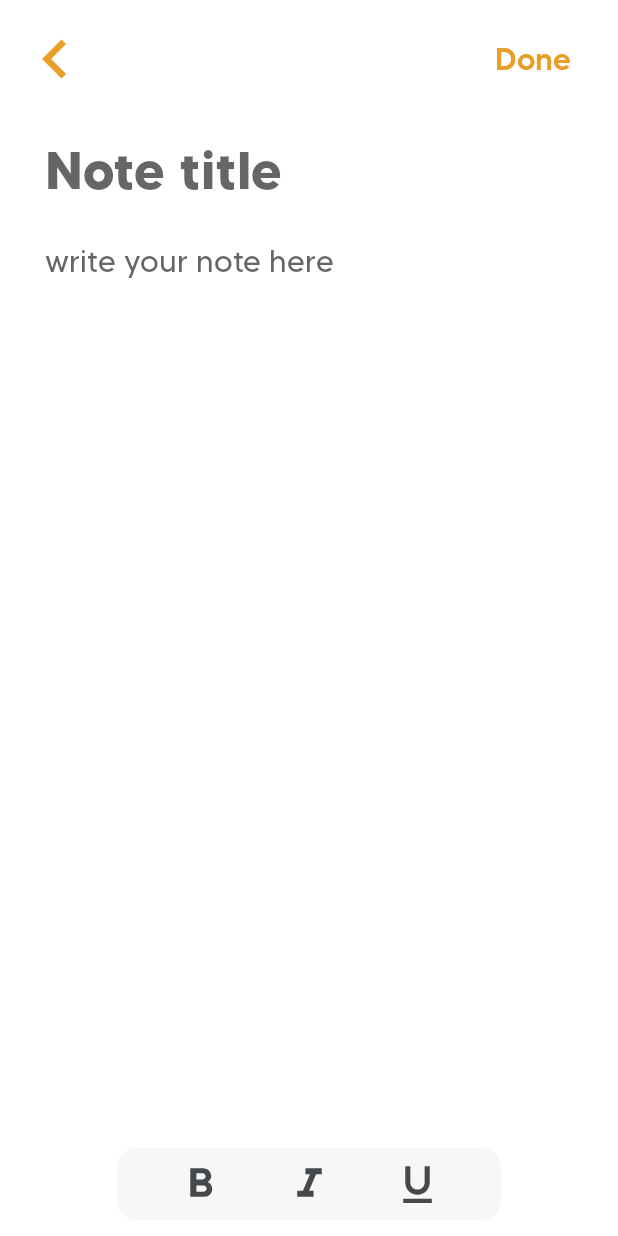
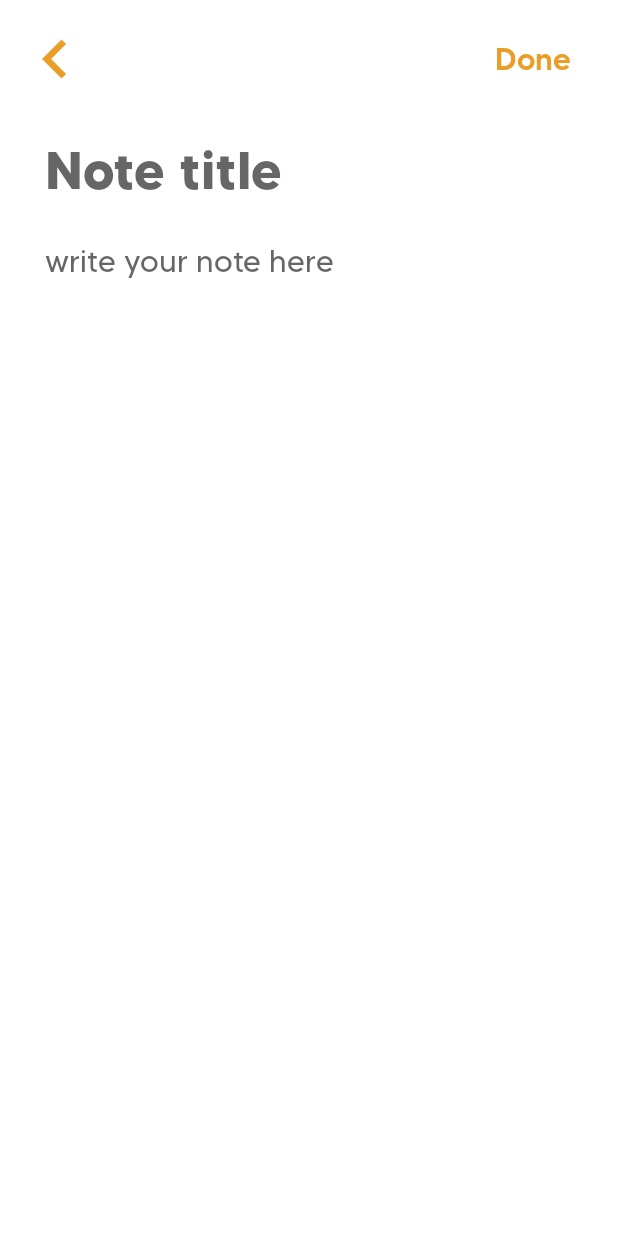
Before and after one commit to kubixDev/Noteify, an Android app: the NoteEditorActivity screen opened directly, with no data from a screen before it, on a phone screen of 412 x 824 dp. Run offline under Robolectric (Android 15) with nearby library versions, the phone set to English and light mode, and no system bars; our stand-ins replace sdp/ssp sizes.

Commit message:
refactored code

```diff
--- a/app/src/main/AndroidManifest.xml
+++ b/app/src/main/AndroidManifest.xml
@@ -1,6 +1,6 @@
 <?xml version="1.0" encoding="utf-8"?>
 <manifest xmlns:android="http://schemas.android.com/apk/res/android"
-    package="com.kubixdev.notepad">
+    package="com.kubixdev.noteify">
 
     <application
         android:allowBackup="true"
@@ -9,12 +9,12 @@
         android:roundIcon="@mipmap/ic_launcher_round"
         android:supportsRtl="true"
         android:theme="@style/Theme.Notepad">
-        <activity android:name=".activities.NoteEditorActivity"
+        <activity android:name="com.kubixdev.noteify.activities.NoteEditorActivity"
             android:windowSoftInputMode="stateHidden"
             android:screenOrientation="portrait"
         />
 
-        <activity android:name=".activities.MainActivity"
+        <activity android:name="com.kubixdev.noteify.activities.MainActivity"
             android:windowSoftInputMode="stateHidden"
             android:screenOrientation="portrait" >
 
--- a/app/src/main/java/com/kubixdev/notepad/activities/NoteEditorActivity.java
+++ b/app/src/main/java/com/kubixdev/noteify/activities/NoteEditorActivity.java
@@ -1,4 +1,4 @@
-package com.kubixdev.notepad.activities;
+package com.kubixdev.noteify.activities;
 
 import androidx.appcompat.app.AppCompatActivity;
 
@@ -19,9 +19,9 @@ import android.widget.ImageView;
 import android.widget.TextView;
 import android.widget.Toast;
 
-import com.kubixdev.notepad.R;
-import com.kubixdev.notepad.database.NotepadDatabase;
-import com.kubixdev.notepad.entities.NoteEntity;
+import com.kubixdev.noteify.R;
+import com.kubixdev.noteify.database.NotepadDatabase;
+import com.kubixdev.noteify.entities.NoteEntity;
 
 public class NoteEditorActivity extends AppCompatActivity {
 
@@ -63,40 +63,43 @@ public class NoteEditorActivity extends AppCompatActivity {
         });
 
 
-        // przycisk bold
-        ImageView buttonBold = findViewById(R.id.buttonBold);
-        buttonBold.setOnClickListener(new View.OnClickListener() {
-            @Override
-            public void onClick(View v) {
-                Spannable spannable = new SpannableStringBuilder(inputNote.getText());
-                spannable.setSpan(new StyleSpan(Typeface.BOLD), inputNote.getSelectionStart(), inputNote.getSelectionEnd(), 0);
-                inputNote.setText(spannable);
-            }
-        });
 
 
-        // przycisk italics
-        ImageView buttonItalic = findViewById(R.id.buttonItalic);
-        buttonItalic.setOnClickListener(new View.OnClickListener() {
-            @Override
-            public void onClick(View v) {
-                Spannable spannable = new SpannableStringBuilder(inputNote.getText());
-                spannable.setSpan(new StyleSpan(Typeface.ITALIC), inputNote.getSelectionStart(), inputNote.getSelectionEnd(), 0);
-                inputNote.setText(spannable);
-            }
-        });
-
-
-        // przycisk underline
-        ImageView buttonUnderline = findViewById(R.id.buttonUnderline);
-        buttonUnderline.setOnClickListener(new View.OnClickListener() {
-            @Override
-            public void onClick(View v) {
-                Spannable spannable = new SpannableStringBuilder(inputNote.getText());
-                spannable.setSpan(new UnderlineSpan(), inputNote.getSelectionStart(), inputNote.getSelectionEnd(), 0);
-                inputNote.setText(spannable);
-            }
-        });
+        // TODO: 26.06.2021 znalezc sposob na przechowywanie formatowania, nie zapisuje sie w android room
+//        // przycisk bold
+//        ImageView buttonBold = findViewById(R.id.buttonBold);
+//        buttonBold.setOnClickListener(new View.OnClickListener() {
+//            @Override
+//            public void onClick(View v) {
+//                Spannable spannable = new SpannableStringBuilder(inputNote.getText());
+//                spannable.setSpan(new StyleSpan(Typeface.BOLD), inputNote.getSelectionStart(), inputNote.getSelectionEnd(), 0);
+//                inputNote.setText(spannable);
+//            }
+//        });
+//
+//
+//        // przycisk italics
+//        ImageView buttonItalic = findViewById(R.id.buttonItalic);
+//        buttonItalic.setOnClickListener(new View.OnClickListener() {
+//            @Override
+//            public void onClick(View v) {
+//                Spannable spannable = new SpannableStringBuilder(inputNote.getText());
+//                spannable.setSpan(new StyleSpan(Typeface.ITALIC), inputNote.getSelectionStart(), inputNote.getSelectionEnd(), 0);
+//                inputNote.setText(spannable);
+//            }
+//        });
+//
+//
+//        // przycisk underline
+//        ImageView buttonUnderline = findViewById(R.id.buttonUnderline);
+//        buttonUnderline.setOnClickListener(new View.OnClickListener() {
+//            @Override
+//            public void onClick(View v) {
+//                Spannable spannable = new SpannableStringBuilder(inputNote.getText());
+//                spannable.setSpan(new UnderlineSpan(), inputNote.getSelectionStart(), inputNote.getSelectionEnd(), 0);
+//                inputNote.setText(spannable);
+//            }
+//        });
 
 
 
--- a/app/src/main/java/com/kubixdev/notepad/dao/NotepadDao.java
+++ b/app/src/main/java/com/kubixdev/noteify/dao/NotepadDao.java
@@ -1,11 +1,11 @@
-package com.kubixdev.notepad.dao;
+package com.kubixdev.noteify.dao;
 
 import androidx.room.Delete;
 import androidx.room.Insert;
 import androidx.room.OnConflictStrategy;
 import androidx.room.Query;
 
-import com.kubixdev.notepad.entities.NoteEntity;
+import com.kubixdev.noteify.entities.NoteEntity;
 
 import java.util.List;
 
--- a/app/src/main/java/com/kubixdev/notepad/database/NotepadDatabase.java
+++ b/app/src/main/java/com/kubixdev/noteify/database/NotepadDatabase.java
@@ -1,4 +1,4 @@
-package com.kubixdev.notepad.database;
+package com.kubixdev.noteify.database;
 
 
 import android.content.Context;
@@ -6,8 +6,8 @@ import android.content.Context;
 import androidx.room.Room;
 import androidx.room.RoomDatabase;
 
-import com.kubixdev.notepad.dao.NotepadDao;
-import com.kubixdev.notepad.entities.NoteEntity;
+import com.kubixdev.noteify.dao.NotepadDao;
+import com.kubixdev.noteify.entities.NoteEntity;
 
 
 @androidx.room.Database(entities = NoteEntity.class, version = 1, exportSchema = false)
--- a/app/src/main/java/com/kubixdev/notepad/entities/NoteEntity.java
+++ b/app/src/main/java/com/kubixdev/noteify/entities/NoteEntity.java
@@ -1,4 +1,4 @@
-package com.kubixdev.notepad.entities;
+package com.kubixdev.noteify.entities;
 
 import androidx.room.ColumnInfo;
 import androidx.room.Entity;
--- a/app/src/main/java/com/kubixdev/notepad/listeners/NoteListener.java
+++ b/app/src/main/java/com/kubixdev/noteify/listeners/NoteListener.java
@@ -1,6 +1,6 @@
-package com.kubixdev.notepad.listeners;
+package com.kubixdev.noteify.listeners;
 
-import com.kubixdev.notepad.entities.NoteEntity;
+import com.kubixdev.noteify.entities.NoteEntity;
 
 // zewnetrzny listener do elementow recyclerview (konkretnych notatek)
 public interface NoteListener {
--- a/app/src/main/res/layout/activity_note_editor.xml
+++ b/app/src/main/res/layout/activity_note_editor.xml
@@ -92,57 +92,57 @@
 
     </ScrollView>
 
-    <androidx.constraintlayout.widget.ConstraintLayout
-        app:layout_constraintStart_toStartOf="parent"
-        app:layout_constraintTop_toBottomOf="@id/noteBody"
-        android:id="@+id/toolLayout"
-        android:layout_width="match_parent"
-        android:layout_height="@dimen/_37sdp"
-        android:background="@drawable/search_background"
-        android:layout_gravity="bottom"
-        android:gravity="center"
-        android:layout_marginStart="@dimen/_60sdp"
-        android:layout_marginEnd="@dimen/_60sdp"
-        android:layout_marginBottom="@dimen/_8sdp"
-        android:layout_marginTop="@dimen/_8sdp">
+<!--    <androidx.constraintlayout.widget.ConstraintLayout-->
+<!--        app:layout_constraintStart_toStartOf="parent"-->
+<!--        app:layout_constraintTop_toBottomOf="@id/noteBody"-->
+<!--        android:id="@+id/toolLayout"-->
+<!--        android:layout_width="match_parent"-->
+<!--        android:layout_height="@dimen/_37sdp"-->
+<!--        android:background="@drawable/search_background"-->
+<!--        android:layout_gravity="bottom"-->
+<!--        android:gravity="center"-->
+<!--        android:layout_marginStart="@dimen/_60sdp"-->
+<!--        android:layout_marginEnd="@dimen/_60sdp"-->
+<!--        android:layout_marginBottom="@dimen/_8sdp"-->
+<!--        android:layout_marginTop="@dimen/_8sdp">-->
 
-        <ImageView
-            app:layout_constraintStart_toStartOf="parent"
-            app:layout_constraintEnd_toStartOf="@id/buttonItalic"
-            app:layout_constraintTop_toTopOf="parent"
-            app:layout_constraintBottom_toBottomOf="parent"
-            android:id="@+id/buttonBold"
-            android:layout_width="@dimen/_25sdp"
-            android:layout_height="@dimen/_25sdp"
-            android:src="@drawable/ic_bold"
-            app:tint="?attr/colorOnPrimary"
-            ></ImageView>
+<!--        <ImageView-->
+<!--            app:layout_constraintStart_toStartOf="parent"-->
+<!--            app:layout_constraintEnd_toStartOf="@id/buttonItalic"-->
+<!--            app:layout_constraintTop_toTopOf="parent"-->
+<!--            app:layout_constraintBottom_toBottomOf="parent"-->
+<!--            android:id="@+id/buttonBold"-->
+<!--            android:layout_width="@dimen/_25sdp"-->
+<!--            android:layout_height="@dimen/_25sdp"-->
+<!--            android:src="@drawable/ic_bold"-->
+<!--            app:tint="?attr/colorOnPrimary"-->
+<!--            ></ImageView>-->
 
-        <ImageView
-            app:layout_constraintStart_toEndOf="@id/buttonBold"
-            app:layout_constraintEnd_toStartOf="@id/buttonUnderline"
-            app:layout_constraintTop_toTopOf="parent"
-            app:layout_constraintBottom_toBottomOf="parent"
-            android:id="@+id/buttonItalic"
-            android:layout_width="@dimen/_25sdp"
-            android:layout_height="@dimen/_25sdp"
-            android:src="@drawable/ic_italic"
-            app:tint="?attr/colorOnPrimary"
-            android:gravity="center"></ImageView>
+<!--        <ImageView-->
+<!--            app:layout_constraintStart_toEndOf="@id/buttonBold"-->
+<!--            app:layout_constraintEnd_toStartOf="@id/buttonUnderline"-->
+<!--            app:layout_constraintTop_toTopOf="parent"-->
+<!--            app:layout_constraintBottom_toBottomOf="parent"-->
+<!--            android:id="@+id/buttonItalic"-->
+<!--            android:layout_width="@dimen/_25sdp"-->
+<!--            android:layout_height="@dimen/_25sdp"-->
+<!--            android:src="@drawable/ic_italic"-->
+<!--            app:tint="?attr/colorOnPrimary"-->
+<!--            android:gravity="center"></ImageView>-->
 
-        <ImageView
-            app:layout_constraintStart_toEndOf="@id/buttonItalic"
-            app:layout_constraintEnd_toEndOf="parent"
-            app:layout_constraintTop_toTopOf="parent"
-            app:layout_constraintBottom_toBottomOf="parent"
-            android:id="@+id/buttonUnderline"
-            android:layout_width="@dimen/_25sdp"
-            android:layout_height="@dimen/_25sdp"
-            android:src="@drawable/ic_underline"
-            app:tint="?attr/colorOnPrimary"
-            android:gravity="center"></ImageView>
+<!--        <ImageView-->
+<!--            app:layout_constraintStart_toEndOf="@id/buttonItalic"-->
+<!--            app:layout_constraintEnd_toEndOf="parent"-->
+<!--            app:layout_constraintTop_toTopOf="parent"-->
+<!--            app:layout_constraintBottom_toBottomOf="parent"-->
+<!--            android:id="@+id/buttonUnderline"-->
+<!--            android:layout_width="@dimen/_25sdp"-->
+<!--            android:layout_height="@dimen/_25sdp"-->
+<!--            android:src="@drawable/ic_underline"-->
+<!--            app:tint="?attr/colorOnPrimary"-->
+<!--            android:gravity="center"></ImageView>-->
 
-    </androidx.constraintlayout.widget.ConstraintLayout>
+<!--    </androidx.constraintlayout.widget.ConstraintLayout>-->
 
 
 </androidx.coordinatorlayout.widget.CoordinatorLayout>
```
Also changed, not shown: app/src/main/java/com/kubixdev/noteify/activities/MainActivity.java (renamed from app/src/main/java/com/kubixdev/notepad/activities/MainActivity.java, +6 -10 lines), app/src/main/java/com/kubixdev/noteify/adapters/NoteAdapter.java (renamed from app/src/main/java/com/kubixdev/notepad/adapters/NoteAdapter.java, +4 -5 lines), 4 other files.
